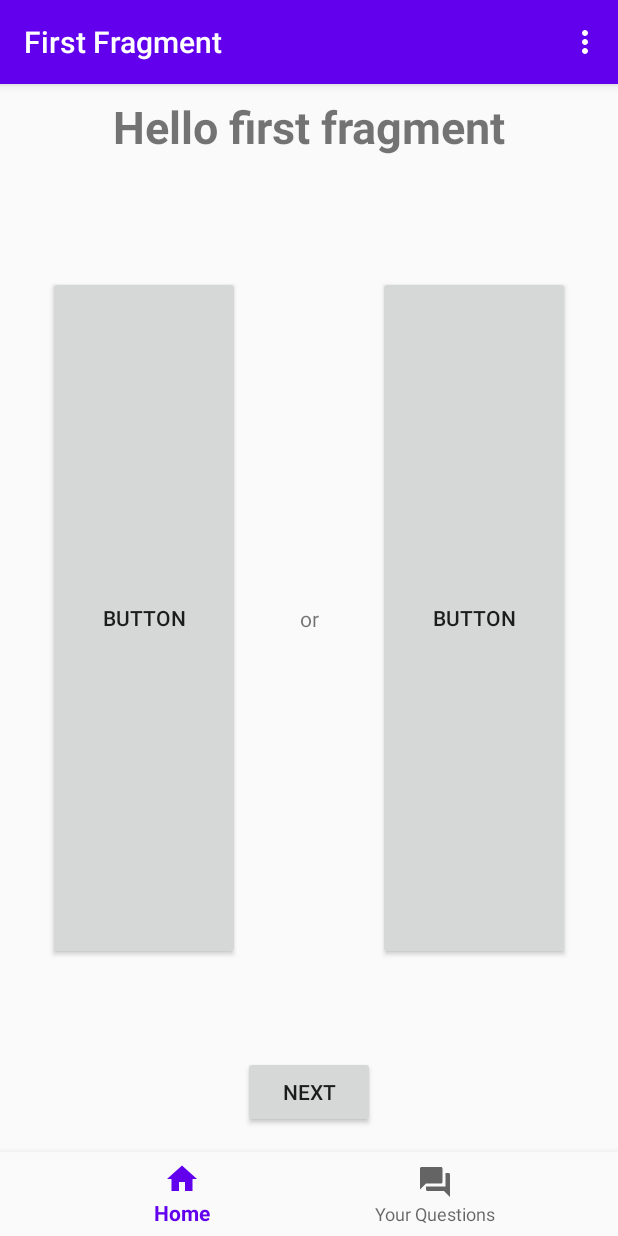
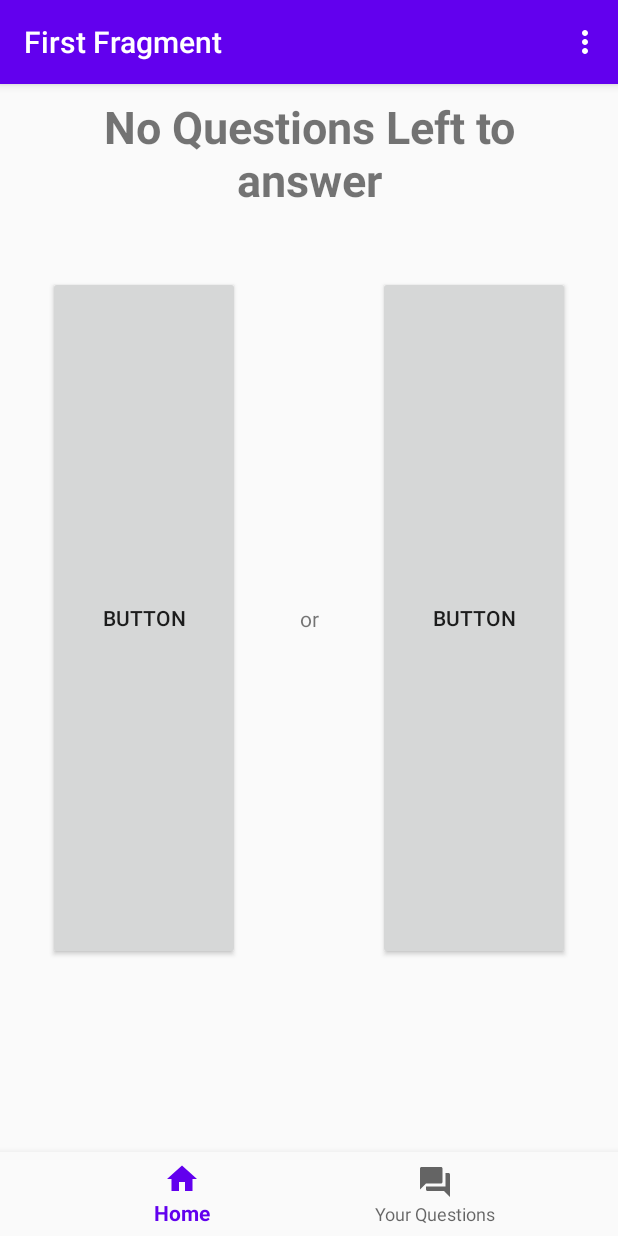
Before and after one commit to iamwalter/Askit, an Android app: the screen it shows after launch once a user with an empty profile is signed in (MainActivity), after a tap on "NEXT", on a phone screen of 412 x 824 dp. Run offline under Robolectric (Android 15) with nearby library versions, the phone set to English and light mode, and no system bars; our stand-ins replace Firebase (no records; nobody signed in at launch, a user with empty details on screens opened directly), navigation-ui; 1 other tap on this screen came first.

Commit message:
fixed checking if user answered all available questions

```diff
--- a/app/src/main/java/com/example/askanything/fragments/HomeFragment.kt
+++ b/app/src/main/java/com/example/askanything/fragments/HomeFragment.kt
@@ -105,7 +105,7 @@ class HomeFragment : Fragment() {
         btnNextQuestion.setOnClickListener {
             btnOption1.isEnabled = true
             btnOption2.isEnabled = true
-            btnNextQuestion.visibility = View.VISIBLE
+            btnNextQuestion.visibility = View.INVISIBLE
 
             tvAnswer1Percentage.visibility = View.INVISIBLE
             tvAnswer2Percentage.visibility = View.INVISIBLE
--- a/app/src/main/res/layout/fragment_home.xml
+++ b/app/src/main/res/layout/fragment_home.xml
@@ -27,6 +27,7 @@
         android:layout_height="wrap_content"
         android:layout_marginBottom="16dp"
         android:text="@string/next"
+        android:visibility="invisible"
         app:layout_constraintBottom_toBottomOf="parent"
         app:layout_constraintEnd_toEndOf="parent"
         app:layout_constraintStart_toStartOf="parent" />
```
Also changed, not shown: app/src/main/java/com/example/askanything/QuestionViewModel.kt (+5 -3 lines).
